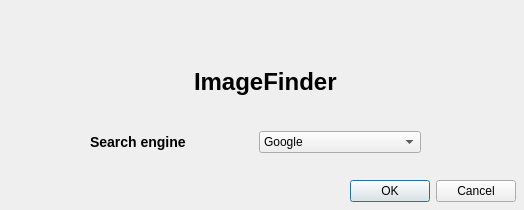
This is imagefindersettings.ui in innermous/image-finder-plugin as Qt 5 draws it before an edit. The edited form follows.
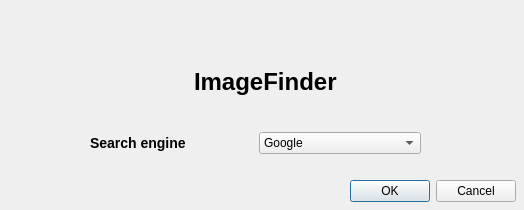
This is the edited form. Icons and pictures are not drawn.

```diff
--- a/imagefindersettings.ui
+++ b/imagefindersettings.ui
@@ -19,7 +19,7 @@
      <x>90</x>
      <y>130</y>
      <width>331</width>
-     <height>24</height>
+     <height>26</height>
     </rect>
    </property>
    <layout class="QHBoxLayout" name="horizontalLayout_3">
@@ -69,7 +69,7 @@
     <set>QDialogButtonBox::Cancel|QDialogButtonBox::Ok</set>
    </property>
   </widget>
-  <widget class="QWidget" name="">
+  <widget class="QWidget" name="layoutWidget">
    <property name="geometry">
     <rect>
      <x>10</x>
```
Left out of the diff: 16 changed lines with no effect on the pictures.
